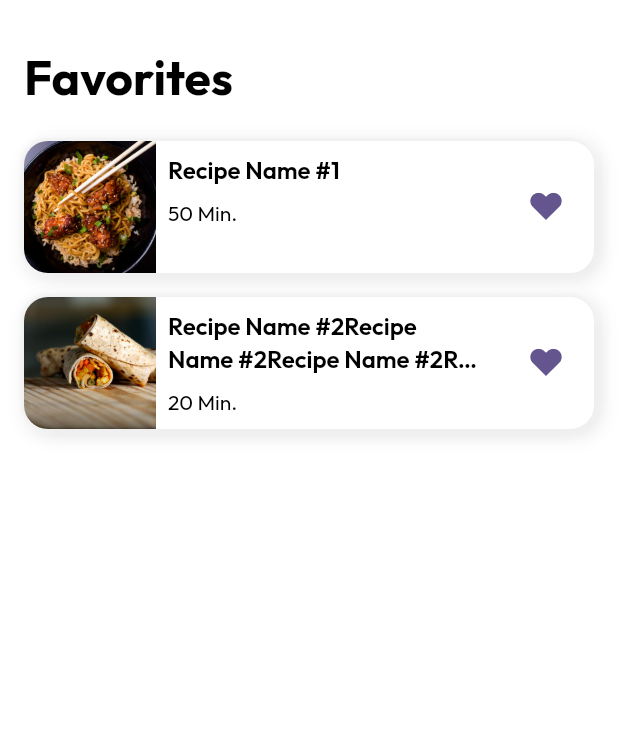
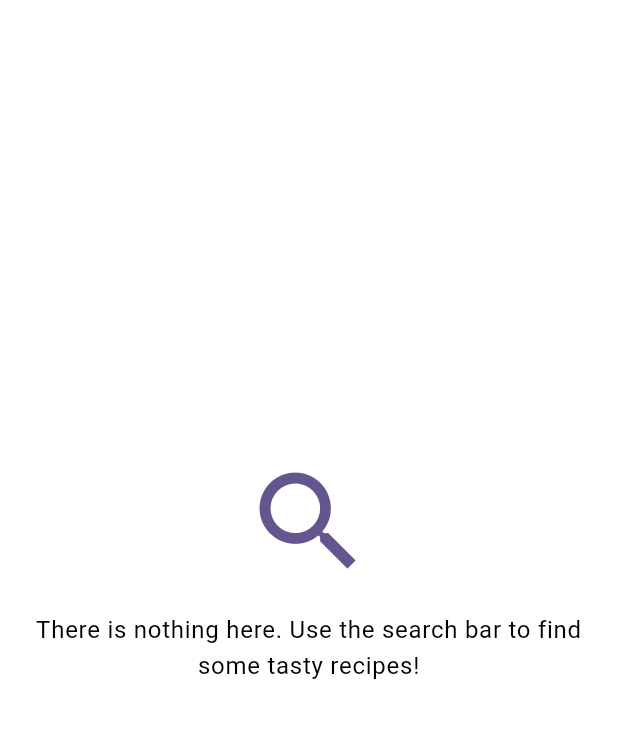
Before and after one commit to MihaiG09/recipe_finder, a Flutter app: the screen it shows after launch, on a phone screen of 412 x 824 dp, the part 120-858 px from its top. Run offline on Flutter 3.47's test engine with Material 3 defaults, Android fonts, the phone set to English and light mode, and no system bars; drawn by our look-alikes of searchfield; our stand-ins replace bloc, equatable, flutter_bloc, flutter_gemini, flutter_svg, google_fonts and 2 more; accounts and stored records are empty.

Commit message:
added local db for favorites & empty result UI

```diff
--- a/api_keys.json
+++ /dev/null
@@ -1,3 +0,0 @@
-{
-  "geminiApiKey": "AIzaSyDWUnPtOEMOXJwnKcL9qF01WSq98i95tIU"
-}
--- /dev/null
+++ b/lib/common/utils/api_helper.dart
@@ -0,0 +1,16 @@
+class ApiHelper {
+  static Future<T> callWithMinimumDuration<T>(
+      Future<T> Function() apiCall, Duration minDuration) async {
+    Stopwatch stopwatch = Stopwatch();
+    stopwatch.start();
+    T result = await apiCall.call();
+    stopwatch.stop();
+
+    if (stopwatch.elapsedMilliseconds < minDuration.inMilliseconds) {
+      await Future.delayed(Duration(
+          milliseconds:
+          minDuration.inMilliseconds - stopwatch.elapsedMilliseconds));
+    }
+    return result;
+  }
+}
--- a/lib/data/data_source/favorites_data_source/favorites_data_source.dart
+++ b/lib/data/data_source/favorites_data_source/favorites_data_source.dart
@@ -3,9 +3,9 @@ import 'dart:async';
 import 'package:recipe_finder/data/models/recipe.dart';
 
 abstract class FavoritesDataSource {
-  FutureOr<List<Recipe>> getRecipes();
+  Future<List<Recipe>> getRecipes();
 
-  FutureOr<void> addFavorite(Recipe recipe);
+  Future<void> addFavorite(Recipe recipe);
 
-  FutureOr<void> removeFavorite(Recipe recipe);
+  Future<void> removeFavorite(Recipe recipe);
 }
--- a/lib/data/data_source/favorites_data_source/favorites_data_source_in_memory.dart
+++ b/lib/data/data_source/favorites_data_source/favorites_data_source_in_memory.dart
@@ -5,7 +5,6 @@ import 'package:recipe_finder/data/models/recipe.dart';
 import 'favorites_data_source.dart';
 
 class FavoritesDataSourceInMemory implements FavoritesDataSource {
-  // TODO: implement db storage
   final List<Recipe> _favorites = List.of([
     Recipe(
       id: "1",
@@ -24,17 +23,17 @@ class FavoritesDataSourceInMemory implements FavoritesDataSource {
   ]);
 
   @override
-  FutureOr<void> addFavorite(Recipe recipe) {
+  Future<void> addFavorite(Recipe recipe) async {
     _favorites.add(recipe.copyWith(isFavorite: true));
   }
 
   @override
-  FutureOr<void> removeFavorite(Recipe recipe) {
+  Future<void> removeFavorite(Recipe recipe) async {
     _favorites.removeWhere((elem) => elem.id == recipe.id);
   }
 
   @override
-  FutureOr<List<Recipe>> getRecipes() {
+  Future<List<Recipe>> getRecipes() async {
     return List.of(_favorites);
   }
 }
--- a/lib/data/data_source/recipe_data_source/recipe_data_source.dart
+++ b/lib/data/data_source/recipe_data_source/recipe_data_source.dart
@@ -3,7 +3,7 @@ import 'dart:async';
 import 'package:recipe_finder/data/models/recipe.dart';
 
 abstract class RecipeDataSource {
-  FutureOr<List<Recipe>> searchRecipes(
+  Future<List<Recipe>> searchRecipes(
     String query, {
     List<String>? excludedRecipes,
   });
--- a/lib/data/data_source/recipe_data_source/recipe_data_source_remote.dart
+++ b/lib/data/data_source/recipe_data_source/recipe_data_source_remote.dart
@@ -2,14 +2,14 @@ import 'dart:async';
 
 import 'package:recipe_finder/data/data_source/recipe_data_source/recipe_data_source.dart';
 import 'package:recipe_finder/data/models/recipe.dart';
-import 'package:recipe_finder/data/service/remote/recipe_service.dart';
+import 'package:recipe_finder/data/service/remote/recipe_service_package.dart';
 
 class RecipeDataSourceRemote implements RecipeDataSource {
-  final RecipeService recipeService;
+  final RecipeServicePackage recipeService;
   RecipeDataSourceRemote(this.recipeService);
 
   @override
-  FutureOr<List<Recipe>> searchRecipes(
+  Future<List<Recipe>> searchRecipes(
     String query, {
     List<String>? excludedRecipes,
   }) {
--- a/lib/data/repository/recipe_repository.dart
+++ b/lib/data/repository/recipe_repository.dart
@@ -3,14 +3,14 @@ import 'dart:async';
 import 'package:recipe_finder/data/models/recipe.dart';
 
 abstract class RecipeRepository {
-  FutureOr<List<Recipe>> getFavorites();
+  Future<List<Recipe>> getFavorites();
 
-  FutureOr<List<Recipe>> searchRecipes(
+  Future<List<Recipe>> searchRecipes(
     String query, {
     List<Recipe>? excludedRecipes,
   });
 
-  FutureOr<void> addFavorite(Recipe recipe);
+  Future<void> addFavorite(Recipe recipe);
 
-  FutureOr<void> removeFavorite(Recipe recipe);
+  Future<void> removeFavorite(Recipe recipe);
 }
--- a/lib/data/repository/recipe_repository_impl.dart
+++ b/lib/data/repository/recipe_repository_impl.dart
@@ -12,22 +12,22 @@ class RecipeRepositoryImpl implements RecipeRepository {
   RecipeRepositoryImpl(this.recipeDataSource, this.favoritesDataSource);
 
   @override
-  FutureOr<void> addFavorite(Recipe recipe) {
+  Future<void> addFavorite(Recipe recipe) {
     return favoritesDataSource.addFavorite(recipe);
   }
 
   @override
-  FutureOr<List<Recipe>> getFavorites() {
+  Future<List<Recipe>> getFavorites() {
     return favoritesDataSource.getRecipes();
   }
 
   @override
-  FutureOr<void> removeFavorite(Recipe recipe) {
+  Future<void> removeFavorite(Recipe recipe) {
     return favoritesDataSource.removeFavorite(recipe);
   }
 
   @override
-  FutureOr<List<Recipe>> searchRecipes(
+  Future<List<Recipe>> searchRecipes(
     String query, {
     List<Recipe>? excludedRecipes,
   }) {
--- a/lib/data/service/remote/recipe_service.dart
+++ b/lib/data/service/remote/recipe_service_package.dart
@@ -7,7 +7,7 @@ import 'package:recipe_finder/data/models/recipe.dart';
 
 import 'gemini_context_prompt.dart';
 
-class RecipeService {
+class RecipeServicePackage {
   // TODO: use rest API instead
   Future<List<Recipe>> searchRecipes(
     String query, {
--- a/lib/features/home/bloc/recipe_list_bloc.dart
+++ b/lib/features/home/bloc/recipe_list_bloc.dart
@@ -2,6 +2,7 @@ import 'dart:async';
 
 import 'package:bloc/bloc.dart';
 import 'package:equatable/equatable.dart';
+import 'package:recipe_finder/common/utils/api_helper.dart';
 import 'package:recipe_finder/common/utils/logger.dart';
 import 'package:recipe_finder/data/exceptions/recipe_exceptions.dart';
 import 'package:recipe_finder/data/models/recipe.dart';
@@ -72,7 +73,11 @@ class RecipeListBloc extends Bloc<RecipeEvent, RecipeListState> {
     emit(RecipeListLoading());
 
     try {
-      List<Recipe> recipes = await recipeRepository.getFavorites();
+      List<Recipe> recipes =
+          await ApiHelper.callWithMinimumDuration<List<Recipe>>(
+            recipeRepository.getFavorites,
+            Duration(seconds: 1),
+          );
 
       emit(RecipeFavoritesLoaded(recipes));
     } on RecipeExceptions catch (e) {
--- a/lib/features/home/widgets/recipe_list_view.dart
+++ b/lib/features/home/widgets/recipe_list_view.dart
@@ -18,6 +18,9 @@ class RecipeListView extends StatelessWidget {
           return _ErrorUI(state.type);
         }
         if (state is RecipeListLoaded) {
+          if (state.recipes.isEmpty) {
+            return _EmptyResult();
+          }
           return Column(
             crossAxisAlignment: CrossAxisAlignment.start,
             children: [
@@ -71,6 +74,31 @@ class RecipeListView extends StatelessWidget {
     return Text(
       state is RecipeSearchLoaded ? "Suggested Recipes" : "Favorites",
       style: Theme.of(context).textTheme.titleLarge,
+    );
+  }
+}
+
+class _EmptyResult extends StatelessWidget {
+  @override
+  Widget build(BuildContext context) {
+    return Container(
+      padding: EdgeInsets.symmetric(horizontal: 16),
+      width: double.infinity,
+      child: Column(
+        mainAxisSize: MainAxisSize.max,
+        mainAxisAlignment: MainAxisAlignment.center,
+        children: [
+          Icon(Icons.search, color: AppColors.primary, size: 88),
+          Padding(
+            padding: EdgeInsets.symmetric(vertical: 16),
+            child: Text(
+              "There is nothing here. Use the search bar to find some tasty recipes!",
+              style: Theme.of(context).textTheme.bodyLarge,
+              textAlign: TextAlign.center,
+            ),
+          ),
+        ],
+      ),
     );
   }
 }
@@ -175,6 +203,8 @@ class _ErrorUI extends StatelessWidget {
       padding: EdgeInsets.symmetric(horizontal: 16),
       width: double.infinity,
       child: Column(
+        mainAxisSize: MainAxisSize.max,
+        mainAxisAlignment: MainAxisAlignment.center,
         children: [
           Icon(Icons.error_outline, color: AppColors.primary, size: 88),
           Padding(
--- a/lib/features/recipe_details/recipe_details_screen.dart
+++ b/lib/features/recipe_details/recipe_details_screen.dart
@@ -138,7 +138,7 @@ class RecipeDetailsScreen extends StatelessWidget {
     return Row(
       crossAxisAlignment: CrossAxisAlignment.start,
       children: [
-        Text("$index. ", style: Theme.of(context).textTheme.bodySmall),
+        Text("${index + 1}. ", style: Theme.of(context).textTheme.bodySmall),
         Expanded(
           child: Text(
             instruction,
--- a/lib/main.dart
+++ b/lib/main.dart
@@ -3,11 +3,11 @@ import 'package:flutter_bloc/flutter_bloc.dart';
 import 'package:flutter_gemini/flutter_gemini.dart';
 import 'package:recipe_finder/common/theme/theme_builder.dart';
 import 'package:recipe_finder/data/data_source/recipe_data_source/recipe_data_source_remote.dart';
-import 'package:recipe_finder/data/service/remote/recipe_service.dart';
+import 'package:recipe_finder/data/service/remote/recipe_service_package.dart';
 import 'package:recipe_finder/features/home/bloc/recipe_list_bloc.dart';
 import 'package:recipe_finder/features/home/home_screen.dart';
 
-import 'data/data_source/favorites_data_source/favorites_data_source_in_memory.dart';
+import 'data/data_source/favorites_data_source/favorite_data_source_local_db.dart';
 import 'data/repository/recipe_repository_impl.dart';
 
 //TODO: write readme.md
@@ -26,8 +26,8 @@ class MyApp extends StatelessWidget {
       create:
           (_) => RecipeListBloc(
             RecipeRepositoryImpl(
-              RecipeDataSourceRemote(RecipeService()),
-              FavoritesDataSourceInMemory(),
+              RecipeDataSourceRemote(RecipeServicePackage()),
+              FavoriteDataSourceLocalDB(),
             ),
           )..add(const FetchFavorites()),
       child: MaterialApp(
--- a/pubspec.yaml
+++ b/pubspec.yaml
@@ -18,7 +18,8 @@ dependencies:
   equatable: ^2.0.5
   uuid: ^4.4.2
   shimmer: ^3.0.0
-
+  sqflite: ^2.4.2
+  path: ^1.9.0
 dev_dependencies:
   flutter_test:
     sdk: flutter
```
Also changed, not shown: lib/data/data_source/favorites_data_source/favorite_data_source_local_db.dart (added, +91 -0 lines), pubspec.lock, 1 other file.
